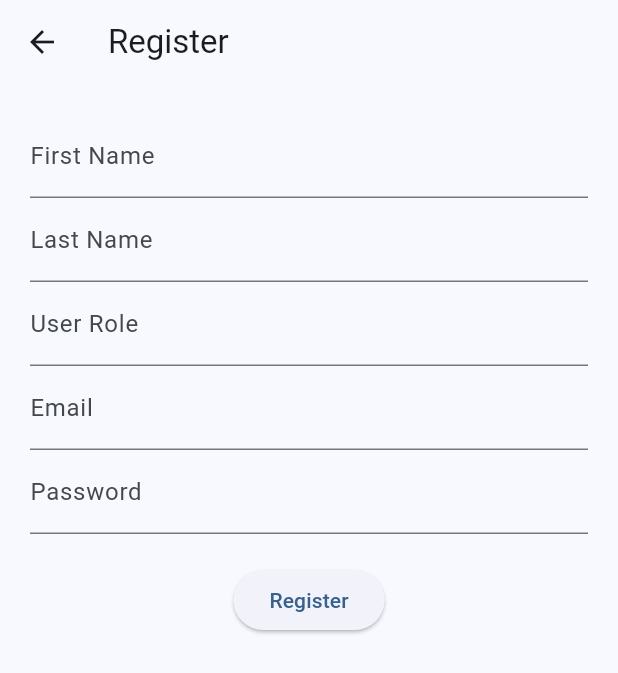
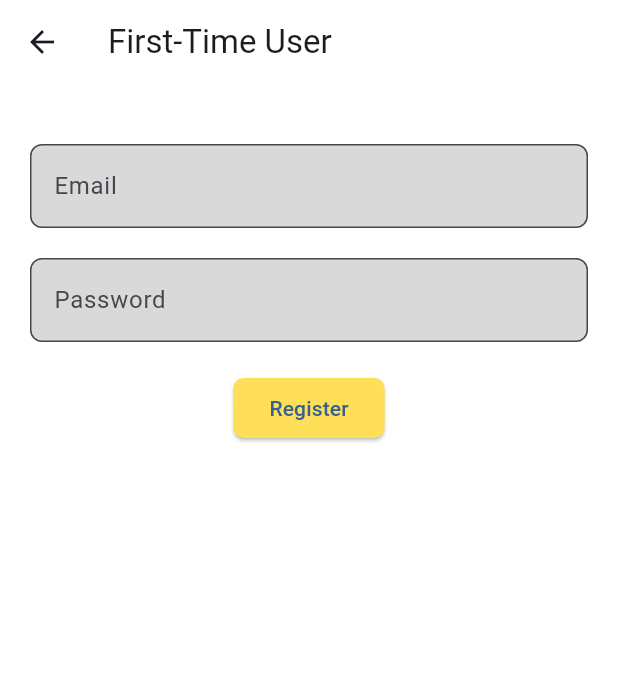
Before and after one commit to fernandocm9/MAD_project2_stocks, a Flutter app: the screen it shows after launch, after a tap on "Sign In", after a tap on "Don't have an account? Register here", on a phone screen of 412 x 824 dp. Shown: the top 673 px of the screen. Run offline on Flutter 3.47's test engine with Material 3 defaults, Android fonts, the light colour scheme and no system bars; our stand-ins replace cloud_firestore, firebase_auth, firebase_core; accounts and stored records are empty; network calls fail.

Commit message:
styled login and resgister screen to fit like wireframe

```diff
--- a/stocks_app/lib/auth_gate.dart
+++ b/stocks_app/lib/auth_gate.dart
@@ -18,7 +18,8 @@ class AuthGate extends StatelessWidget {
       builder: (context, snapshot) {
         if (!snapshot.hasData) {
           return Scaffold(
-            appBar: AppBar(title: const Text('')),
+            backgroundColor: const Color(0xFFFFFFFF),
+            appBar: AppBar(title: const Text(''), backgroundColor: const Color(0xFFFFFFFF)),
             body: Padding(
               padding: const EdgeInsets.all(24.0),
               child: Column(
@@ -89,11 +90,12 @@ class _SignInFormState extends State<SignInForm> {
           Text(_error!, style: const TextStyle(color: Colors.red)),
         TextField(
           controller: _emailController,
-          decoration: const InputDecoration(labelText: 'Email'),
+          decoration: const InputDecoration(labelText: 'Email', border: OutlineInputBorder(borderRadius: BorderRadius.all(Radius.circular(8))), filled: true, fillColor: Color(0xFFd9d9d9)),
         ),
+        const SizedBox(height: 16),
         TextField(
           controller: _passwordController,
-          decoration: const InputDecoration(labelText: 'Password'),
+          decoration: const InputDecoration(labelText: 'Password', border: OutlineInputBorder(borderRadius: BorderRadius.all(Radius.circular(8))), filled: true, fillColor: Color(0xFFd9d9d9)),
           obscureText: true,
         ),
         const SizedBox(height: 16),
@@ -101,8 +103,16 @@ class _SignInFormState extends State<SignInForm> {
             ? const CircularProgressIndicator()
             : ElevatedButton(
                 onPressed: _signIn,
-                child: const Text('Sign In'),
+                child: const Text('Sign In', style: TextStyle(color: Colors.black)),
+                style: ButtonStyle(
+                  backgroundColor: MaterialStateProperty.all<Color>(const Color(0xFF5ce1e6)),
+                  shape: MaterialStateProperty.all<RoundedRectangleBorder>(
+                    RoundedRectangleBorder(
+                      borderRadius: BorderRadius.circular(7.0),
+                    ),
+                )
               ),
+            ),
       ],
     );
   }
--- a/stocks_app/lib/register_screen.dart
+++ b/stocks_app/lib/register_screen.dart
@@ -40,9 +40,6 @@ class _RegisterScreenState extends State<RegisterScreen> {
 
       await userDoc.set({
         'user_id': user.uid,
-        'first_name': _firstNameController.text.trim(),
-        'last_name': _lastNameController.text.trim(),
-        'user_role': _userRoleController.text.trim(),
         'email': user.email,
         'registration_datetime': FieldValue.serverTimestamp(),
       });
@@ -60,7 +57,8 @@ class _RegisterScreenState extends State<RegisterScreen> {
   @override
   Widget build(BuildContext context) {
     return Scaffold(
-      appBar: AppBar(title: const Text('Register')),
+      backgroundColor: const Color(0xFFFFFFFF),
+      appBar: AppBar(title: const Text('First-Time User'), backgroundColor: Color(0xFFFFFFFF)),
       body: SingleChildScrollView(
         padding: const EdgeInsets.all(20),
         child: Form(
@@ -72,30 +70,17 @@ class _RegisterScreenState extends State<RegisterScreen> {
                   padding: const EdgeInsets.only(bottom: 12),
                   child: Text(_error!, style: const TextStyle(color: Colors.red)),
                 ),
-              TextFormField(
-                controller: _firstNameController,
-                decoration: const InputDecoration(labelText: 'First Name'),
-                validator: (value) => value!.isEmpty ? 'Required' : null,
-              ),
-              TextFormField(
-                controller: _lastNameController,
-                decoration: const InputDecoration(labelText: 'Last Name'),
-                validator: (value) => value!.isEmpty ? 'Required' : null,
-              ),
-              TextFormField(
-                controller: _userRoleController,
-                decoration: const InputDecoration(labelText: 'User Role'),
-                validator: (value) => value!.isEmpty ? 'Required' : null,
-              ),
+              const SizedBox(height: 20),
               TextFormField(
                 controller: _emailController,
-                decoration: const InputDecoration(labelText: 'Email'),
+                decoration: const InputDecoration(labelText: 'Email', border: OutlineInputBorder(borderRadius: BorderRadius.all(Radius.circular(8))), filled: true, fillColor: Color(0xFFd9d9d9)),
                 validator: (value) =>
                     value!.contains('@') ? null : 'Enter a valid email',
               ),
+              const SizedBox(height: 20),
               TextFormField(
                 controller: _passwordController,
-                decoration: const InputDecoration(labelText: 'Password'),
+                decoration: const InputDecoration(labelText: 'Password', border: OutlineInputBorder(borderRadius: BorderRadius.all(Radius.circular(8))), filled: true, fillColor: Color(0xFFd9d9d9)),
                 obscureText: true,
                 validator: (value) =>
                     value!.length < 6 ? 'Minimum 6 characters' : null,
@@ -106,7 +91,15 @@ class _RegisterScreenState extends State<RegisterScreen> {
                   : ElevatedButton(
                       onPressed: _registerUser,
                       child: const Text('Register'),
-                    ),
+                      style: ButtonStyle(
+                      backgroundColor: MaterialStateProperty.all<Color>(const Color(0xFFffde59)),
+                      shape: MaterialStateProperty.all<RoundedRectangleBorder>(
+                        RoundedRectangleBorder(
+                          borderRadius: BorderRadius.circular(7.0),
+                        ),
+                      ),
+                      ),
+                ),
             ],
           ),
         ),
```
